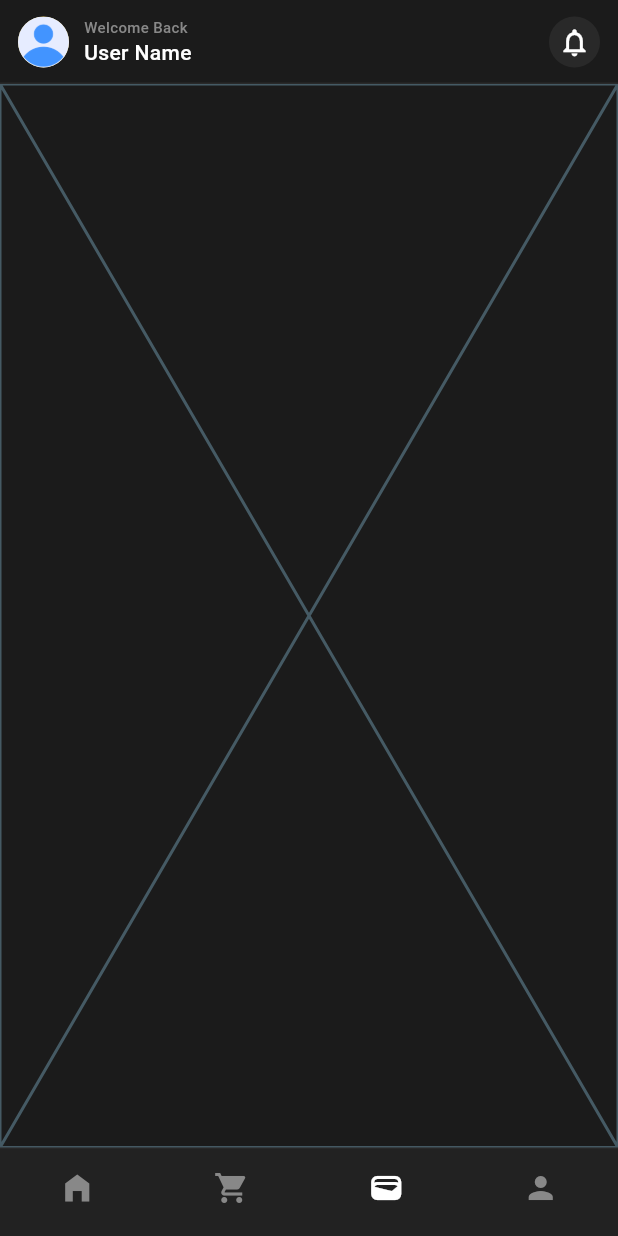
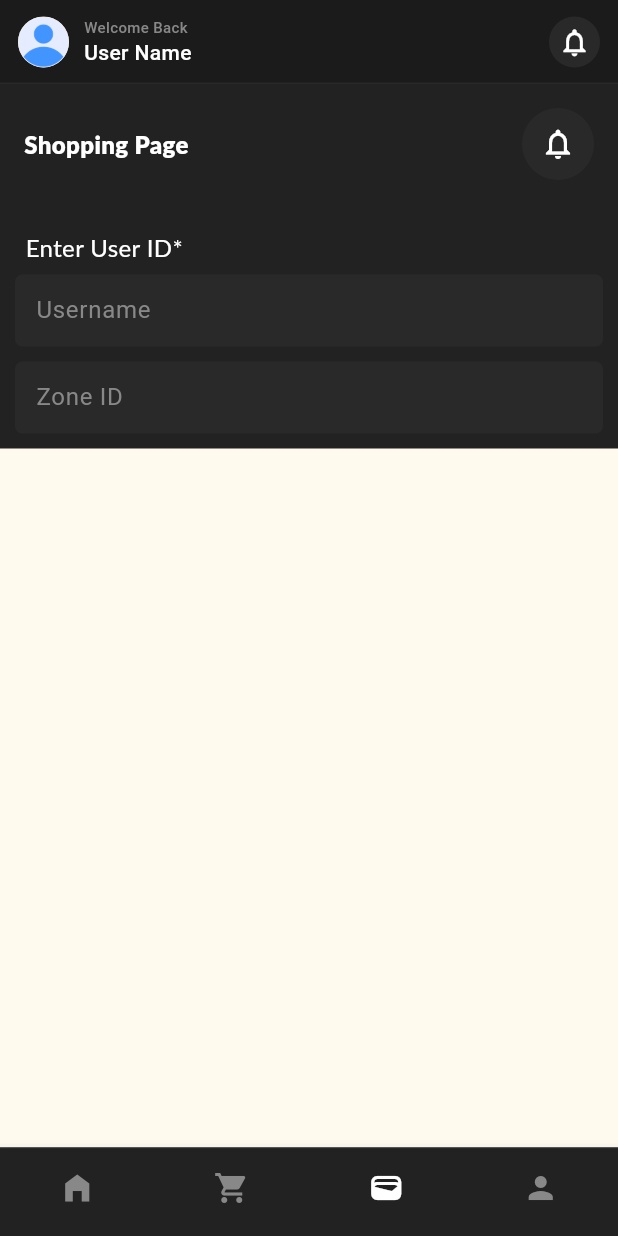
Before and after one commit to airon-main/airpay-finance-app, a Flutter app: the screen it shows after launch, item 3 of the bottom bar chosen, on a phone screen of 412 x 824 dp. Run offline on Flutter 3.47's test engine with Material 2 defaults, Android fonts, the phone set to English and light mode, and no system bars; our stand-ins replace flutter_masked_text2, get; Roboto replaces fonts that are missing (Lato).

Commit message:
Feat: [AP] fitur payment Page

```diff
--- /dev/null
+++ b/lib/pages/Shopping Page/Payment Page/buyPage.dart
@@ -0,0 +1,66 @@
+import 'package:flutter/material.dart';
+import 'package:air_pay/widgets/custom.dart';
+import 'package:air_pay/pages/Shopping Page/komponen/Component.dart';
+
+class buyPage extends StatefulWidget {
+  const buyPage({Key? key}) : super(key: key);
+
+  @override
+  State<buyPage> createState() => _buyPageState();
+}
+
+class _buyPageState extends State<buyPage> {
+  @override
+  Widget build(BuildContext context) {
+    final size = MediaQuery.of(context).size;
+    final padSize = 16.0;
+
+    return Scaffold(
+      appBar: PreferredSize(
+        preferredSize: Size.fromHeight(size.width * (padSize * 5 / size.width)),
+        child: Container(
+          color: AppColors.cardDark,
+          padding: EdgeInsets.all(size.width * (padSize / size.width)),
+          child: SafeArea(
+            child: Row(
+              mainAxisAlignment: MainAxisAlignment.spaceBetween,
+              children: [
+                Text(
+                  "Shopping Page",
+                  style: TextStyle(
+                    color: Colors.white,
+                    fontSize: 16,
+                    fontWeight: FontWeight.w900,
+                    fontFamily: 'Lato',
+                  ),
+                ),
+                SizedBox(
+                  width: size.width * (padSize / size.width),
+                ),
+                RoundedIconButton(
+                  icon: Icons.notifications_none,
+                  onTap: () {},
+                ),
+              ],
+            ),
+          ),
+        ),
+      ),
+      body: SingleChildScrollView(
+        child: Container(
+          padding: EdgeInsets.all(10),
+          decoration: BoxDecoration(color: AppColors.cardDark),
+          child: Column(
+            children: [
+              judulPage(title: "Enter User ID*", title1: null),
+              const myTextField(hintText: "Username"),
+              SizedBox(height: 10,),
+              const myTextField(hintText: "Zone ID"),
+
+            ],
+          ),
+        )
+      )
+    );
+  }
+}
--- a/lib/pages/Shopping Page/komponen/Component.dart
+++ b/lib/pages/Shopping Page/komponen/Component.dart
@@ -46,9 +46,9 @@ class shopCon extends StatelessWidget {
 
 class judulPage extends StatelessWidget {
   final String title;
-  final String title1;
+  final String? title1;
 
-  const judulPage({Key? key, required this.title, required this.title1})
+  const judulPage({Key? key, required this.title, this.title1})
       : super(key: key);
 
   @override
@@ -63,12 +63,13 @@ class judulPage extends StatelessWidget {
               style: TextStyle(
                 color: Colors.white,
                 fontSize: 16,
-                fontWeight: FontWeight.w900,
+                fontWeight: FontWeight.normal,
                 fontFamily: 'Lato',
               ),
             ),
+            if (title1 != null)
             Text(
-              title1,
+              title1!,
               style: TextStyle(
                 color: AppColors.disabled,
                 fontFamily: 'Roboto',
--- a/lib/pages/Shopping Page/popularPage.dart
+++ b/lib/pages/Shopping Page/popularPage.dart
@@ -32,7 +32,6 @@ class _popularPageState extends State<popularPage> {
               )
             ],
           ),
-
           Row(
             children: [
               Expanded(
--- a/lib/pages/navigation.dart
+++ b/lib/pages/navigation.dart
@@ -4,6 +4,8 @@ import 'package:air_pay/pages/home/home.dart';
 import 'package:air_pay/variables/colorpalette.dart';
 import 'package:flutter/material.dart';
 import 'package:flutter/services.dart';
+
+import 'Shopping Page/Payment Page/buyPage.dart';
 
 class Navigation extends StatefulWidget {
   const Navigation({super.key});
@@ -18,7 +20,7 @@ class _NavigationState extends State<Navigation> {
   static const List<Widget> _pages = <Widget>[
     Home(),
     ShoppingPage(),
-    Placeholder(),
+    buyPage(),
     Placeholder(),
   ];
 
--- a/lib/widgets/custom.dart
+++ b/lib/widgets/custom.dart
@@ -21,7 +21,7 @@ class myTextField extends StatelessWidget {
       style: TextStyle(color: darkcolor['contrast']),
       decoration: InputDecoration(
         hintText: hintText,
-        fillColor: darkcolor["carddark"],
+        fillColor: darkcolor["card"],
         filled: true,
         hintStyle: TextStyle(
             color: darkcolor['disabled'], fontWeight: FontWeight.normal),
```
Also changed, not shown: lib/pages/Shopping Page/shoppingPage.dart (+5 -3 lines).
